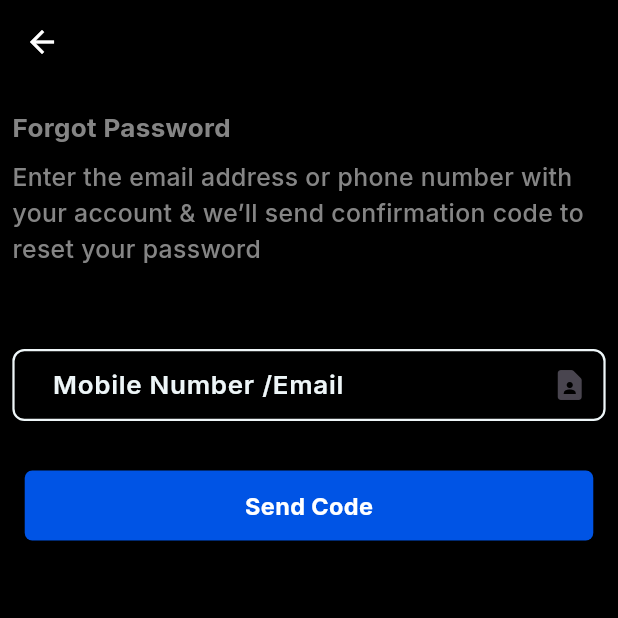
After one commit to bhavika2703/mahakumbh, a Flutter app: the ForgetPassword screen opened directly, on a phone screen of 412 x 824 dp, the top half of it. The commit adds this screen. Run offline on Flutter 3.47's test engine with Material 3 defaults, Android fonts, the phone set to English and light mode, and no system bars; drawn by our look-alikes of overlay_support; our stand-ins replace cached_network_image, flutter_otp_text_field, fluttertoast, google_fonts, page_transition.

Commit message:
forget passwod screens

```diff
--- a/kumb_mela/lib/app_routes.dart
+++ b/kumb_mela/lib/app_routes.dart
@@ -1,4 +1,6 @@
 import 'package:flutter/cupertino.dart';
+import 'package:kumb_mela/screens/login_screens/forget_password.dart';
+import 'package:kumb_mela/screens/login_screens/otp_screen.dart';
 import 'package:kumb_mela/screens/profile_page.dart';
 
 
--- a/kumb_mela/lib/colors/light_colors.dart
+++ b/kumb_mela/lib/colors/light_colors.dart
@@ -4,7 +4,7 @@ import '../theme/padding.dart';
 
 // Color kPrimaryColor = const Color(0xff106467);
 // Color kPrimaryColor = const Color(0xff24695c);
-Color kPrimaryColor = const Color(0xff0D41E1);
+Color kPrimaryColor = const Color(0xff0054E5);
 // Color kPrimaryColor2 = const Color(0xff60a89b);
 Color kPrimaryColor3 = const Color(0xCCEBF8FF);
 Color kPrimaryDarkColor = const Color(0xff17443c);
@@ -43,7 +43,7 @@ const kkTitleBoxColor = Color(0xffffffff);
 const kButtonColor = Color(0xff1c2834);
 const kSecondaryTextColor = Color(0xff004d40);
 
-final kGreyColor = Colors.grey.shade50;
+// final kGreyColor = Colors.grey.shade50;
 final kGreyColor1 = Colors.grey.shade100;
 final kGreyColor2 = Colors.grey.shade200;
 final kGreyColor3 = Colors.grey.shade300;
@@ -53,6 +53,8 @@ final kGreyColor6 = Colors.grey.shade600;
 final kGreyColor7 = Colors.grey.shade700;
 final kGreyColor8 = Colors.grey.shade800;
 final kGreyColor9 = Colors.grey.shade900;
+const kGreyColor10 = Color(0xff858585);
+const kGreyColor = Color(0xff3A3A3A);
 
 final kBlueGreyColor = Colors.blueGrey.shade50;
 final kBlueGreyColor1 = Colors.blueGrey.shade100;
--- /dev/null
+++ b/kumb_mela/lib/screens/login_screens/forget_password.dart
@@ -0,0 +1,54 @@
+import 'package:flutter/material.dart';
+import 'package:kumb_mela/colors/light_colors.dart';
+import 'package:kumb_mela/screens/login_screens/otp_screen.dart';
+import 'package:kumb_mela/theme/navigator.dart';
+import 'package:kumb_mela/theme/padding.dart';
+import 'package:kumb_mela/theme/text_style.dart';
+import 'package:kumb_mela/utility/app_bar_widget.dart';
+import 'package:kumb_mela/widgets/custom_fields/custom_button.dart';
+import 'package:kumb_mela/widgets/custom_fields/custom_login_text_field.dart';
+
+class ForgetPassword extends StatefulWidget {
+  const ForgetPassword({super.key});
+
+  @override
+  State<ForgetPassword> createState() => _ForgetPasswordState();
+}
+
+class _ForgetPasswordState extends State<ForgetPassword> {
+  final _phoneController = TextEditingController();
+
+  @override
+  Widget build(BuildContext context) {
+    return Scaffold(
+        appBar: appBarWhite(title: "", backgroundColor: kBlackColor),
+        backgroundColor: kBlackColor,
+        body: SingleChildScrollView(
+          child: Padding(
+            padding: kEdgeInsetsAll(2),
+            child: Column(
+              crossAxisAlignment: CrossAxisAlignment.start,
+              children: [
+                kSizedBox(height: 2),
+                Text("Forgot Password", style: kBold3BlackTextStyle().apply(color: kGreyColor10)),
+                kSizedBox(height: 2),
+                Text(
+                    "Enter the email address or phone number with your account & we’ll send confirmation code to reset your password",
+                    style: kMedium2BlackTextStyle().apply(color: kGreyColor10)),
+                kSizedBox(height: 4),
+                CustomLoginTextField(
+                  controller: _phoneController,
+                  hintText: "   Mobile Number /Email",
+                  labelText: "",
+                  suffixIcon: const Icon(Icons.contact_page_rounded),
+                ),
+                kSizedBox(height: 6),
+                CustomButton(title: "Send Code", onPressed: () {
+                  kNavigator(context, const OtpScreen());
+                })
+              ],
+            ),
+          ),
+        ));
+  }
+}
--- a/kumb_mela/lib/splash_screen.dart
+++ b/kumb_mela/lib/splash_screen.dart
@@ -1,4 +1,4 @@
-import 'package:flutter/material.dart';
+  import 'package:flutter/material.dart';
 import 'package:kumb_mela/utility/size_config.dart';
 
 import '../theme/navigator.dart';
--- /dev/null
+++ b/kumb_mela/lib/widgets/custom_fields/custom_button.dart
@@ -0,0 +1,54 @@
+import 'package:flutter/material.dart';
+import 'package:kumb_mela/utility/extensions.dart';
+
+import '../../../../colors/light_colors.dart';
+import '../../../theme/padding.dart';
+import '../../../theme/text_style.dart';
+
+class CustomButton extends StatelessWidget {
+  final String title;
+  final Function onPressed;
+
+  const CustomButton({Key? key, required this.title, required this.onPressed}) : super(key: key);
+
+  @override
+  Widget build(BuildContext context) {
+    return Padding(
+      padding: kEdgeInsetsSymmetricHV(h: 2, v: 2),
+      child: Container(
+        padding: kEdgeInsetsSymmetricHV(v: 3),
+        decoration: BoxDecoration(
+            color: kPrimaryColor,
+            borderRadius: kBorderRadius(5),
+            boxShadow: const [BoxShadow(offset: Offset(3, 5), color: kBlackColor, blurRadius: 12, spreadRadius: 3)]),
+        alignment: Alignment.center,
+        child: Text(
+          title,
+          style: kBold1BlackTextStyle().apply(color: kWhiteColor),
+        ),
+      ).ripple(onPressed, borderRadius: kBorderRadius(35)),
+    );
+
+/*    Padding(
+      padding:kEdgeInsetsSymmetricHV(h: 2,v: 2),
+      child: Container(
+        padding: kEdgeInsetsSymmetricHV(v: 3),
+        decoration: BoxDecoration(
+            color: kPrimaryDarkColor,
+            borderRadius: kBorderRadius(35),
+            boxShadow: [
+              BoxShadow(
+                  offset: const Offset(3, 5),
+                  color: kGreyColor3,
+                  blurRadius: 12,
+                  spreadRadius: 3)
+            ]),
+        alignment: Alignment.center,
+        child: Text(
+          title,
+          style: kBold1BlackTextStyle().apply(color: kWhiteColor),
+        ),
+      ).ripple(onPressed,borderRadius: kBorderRadius(35)),
+    );*/
+  }
+}
--- /dev/null
+++ b/kumb_mela/lib/widgets/custom_fields/custom_login_text_field.dart
@@ -0,0 +1,93 @@
+import 'package:flutter/material.dart';
+
+import '../../../theme/text_field_theme_data.dart';
+import '../../colors/light_colors.dart';
+import '../../theme/padding.dart';
+import '../../theme/text_style.dart';
+import '../../utility/size_config.dart';
+
+class CustomLoginTextField extends StatelessWidget {
+  final TextEditingController controller;
+  final String hintText;
+  final String labelText;
+  final bool autofocus;
+  final bool obscureText;
+  final TextInputType? keyboardType;
+  final FocusNode? focusNode;
+  final TextInputAction? textInputAction;
+  final FormFieldValidator<String>? validator;
+  final int? maxLength;
+  final bool passwordVisible;
+  final Widget? suffixIcon;
+  final Widget? prefixIcon;
+  final ValueChanged<String>? onFieldSubmitted;
+  final Iterable<String>? autofillHints;
+
+  const CustomLoginTextField({
+    Key? key,
+    required this.controller,
+    required this.hintText,
+    required this.labelText,
+    this.keyboardType,
+    this.focusNode,
+    this.validator,
+    this.maxLength,
+    this.suffixIcon,
+    this.prefixIcon,
+    this.textInputAction = TextInputAction.next,
+    this.obscureText = false,
+    this.passwordVisible = false,
+    this.onFieldSubmitted,
+    this.autofocus = false,
+    this.autofillHints,
+  }) : super(key: key);
+
+  @override
+  Widget build(BuildContext context) {
+    return Column(
+      crossAxisAlignment: CrossAxisAlignment.start,
+      children: [
+        _label(labelText.toString()),
+        Theme(
+          data: loginTextFieldTheme(),
+          child: TextFormField(
+            textAlign: TextAlign.left,
+            // autofocus: autofocus,
+            controller: controller,
+            obscureText: passwordVisible,
+            maxLength: maxLength,
+            decoration: InputDecoration(
+              contentPadding: SizeConfig.screenWidth > 203 ? kEdgeInsetsSymmetricHV(h: 2, v: 2) : null,
+              hintText: hintText,
+              counterText: '',
+              suffixIcon: suffixIcon,
+              prefixIcon: prefixIcon,
+            ),
+            keyboardType: keyboardType ?? TextInputType.text,
+            autofillHints: autofillHints,
+            focusNode: focusNode,
+            textInputAction: textInputAction,
+            validator: validator,
+            onFieldSubmitted: onFieldSubmitted,
+            style: kSemiBold3BlackTextStyle(),
+          ),
+        ),
+      ],
+    );
+  }
+
+  Widget _label(String title) {
+    return Padding(
+      padding: kEdgeInsetsOnly(top: 3, bottom: 1),
+      child: Text(
+        title,
+        style: kBold1BlackTextStyle(color: kGreyColor9),
+      ),
+    );
+  }
+}
+
+class AlwaysDisabledFocusNode extends FocusNode {
+  @override
+  bool get hasFocus => false;
+}
--- a/kumb_mela/pubspec.yaml
+++ b/kumb_mela/pubspec.yaml
@@ -24,6 +24,7 @@ dependencies:
   page_transition: ^2.0.4
   dropdown_button2: ^1.9.3
   shared_preferences: ^2.0.9
+
 
 
 
```
Also changed, not shown: kumb_mela/lib/screens/login_screens/otp_screen.dart (added, +72 -0 lines), kumb_mela/lib/theme/text_field_theme_data.dart (added, +141 -0 lines), kumb_mela/lib/utility/extensions.dart (added, +46 -0 lines), kumb_mela/lib/utility/validate.dart (added, +85 -0 lines), kumb_mela/lib/widgets/custom_fields/custom_label_for_text_field.dart (added, +31 -0 lines).
